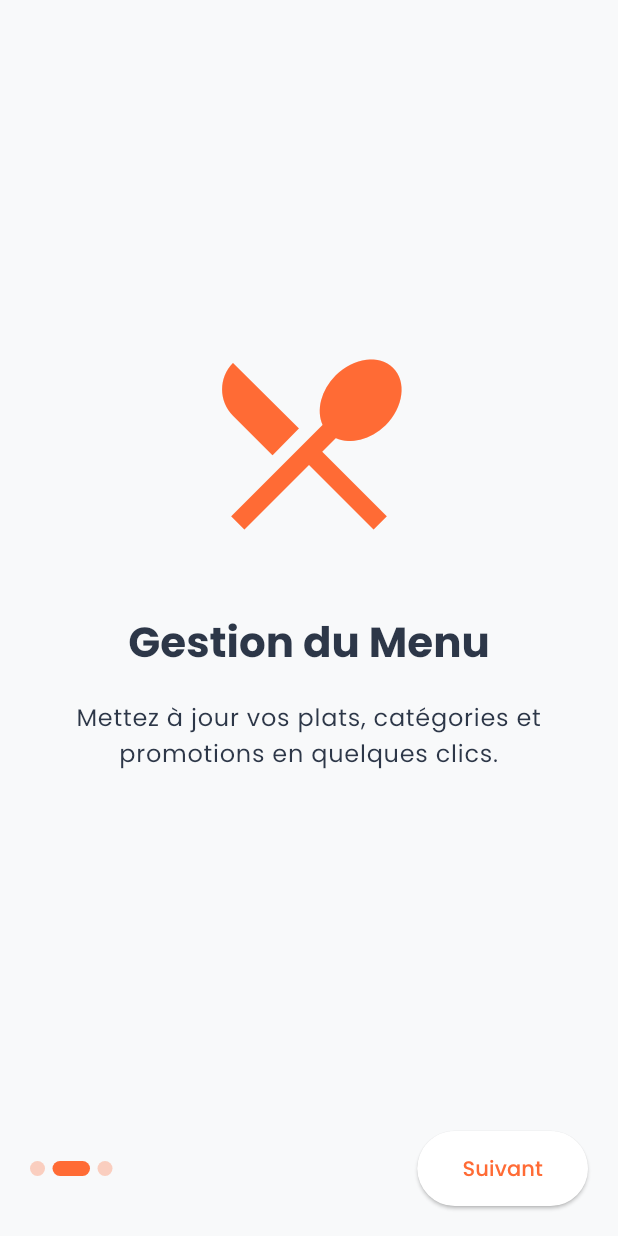
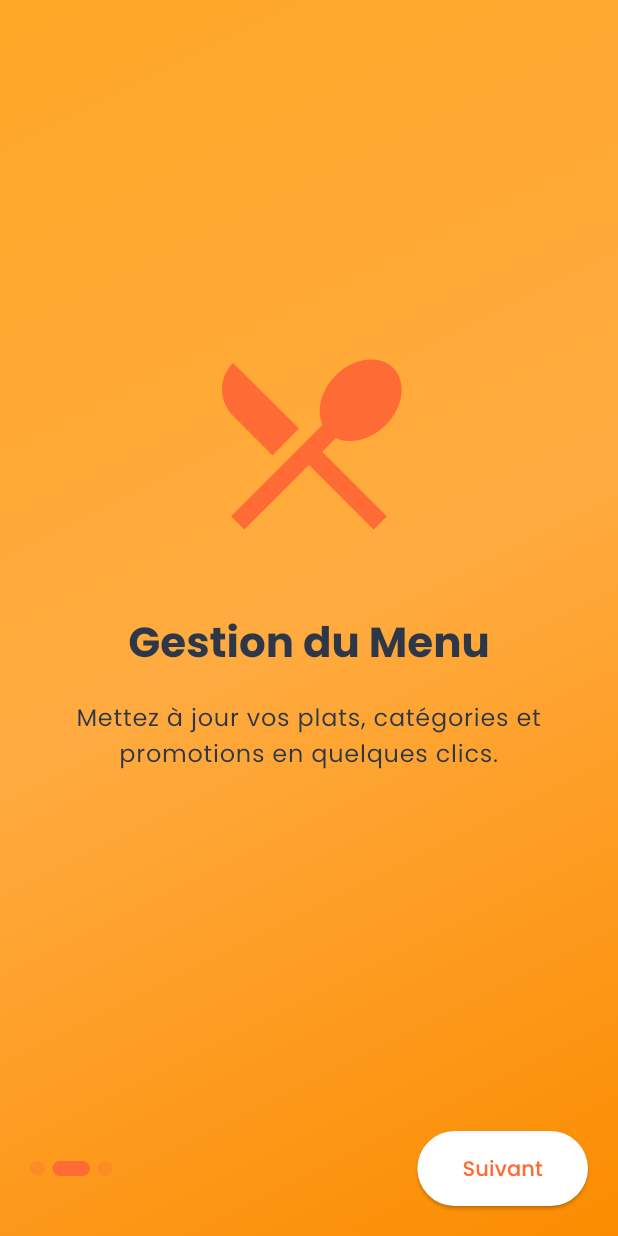
Before and after one commit to MohamedF2001/snacky, a Flutter app: the screen it shows after launch, after a tap on "Suivant", on a phone screen of 412 x 824 dp. Run offline on Flutter 3.47's test engine with Material 3 defaults, Android fonts, the phone set to English and light mode, and no system bars; our stand-ins replace cached_network_image, dio, equatable, file_picker, fl_chart, flutter_riverpod and 8 more; missing offline and left inert: panorama.

Commit message:
ajout de l'onboarding

```diff
--- a/lib/features/onboarding/presentation/views/onboarding_page.dart
+++ b/lib/features/onboarding/presentation/views/onboarding_page.dart
@@ -1,5 +1,7 @@
 import 'package:flutter/material.dart';
 import 'package:go_router/go_router.dart';
+
+import '../../../../const/app_colors.dart';
 
 class OnboardingPage extends StatefulWidget {
   const OnboardingPage({super.key});
@@ -32,8 +34,35 @@ class _OnboardingPageState extends State<OnboardingPage> {
 
   @override
   Widget build(BuildContext context) {
+    final isDark = Theme.of(context).brightness == Brightness.dark;
     return Scaffold(
-      body: SafeArea(
+      backgroundColor: AppColors.appBackground,
+      body: Container(
+        /*decoration: BoxDecoration(
+          color: Colors.amber,
+          borderRadius: BorderRadius.circular(24),
+          boxShadow: [
+            BoxShadow(
+              color: Colors.black.withOpacity(0.2),
+              blurRadius: 30,
+              offset: const Offset(0, 15),
+            ),
+            BoxShadow(
+              color: AppColors.accentOrange.withOpacity(0.15),
+              blurRadius: 20,
+              offset: const Offset(0, 8),
+            ),
+          ],
+        ),*/
+        decoration: BoxDecoration(
+          gradient: LinearGradient(
+            colors: isDark
+                ? [Colors.grey.shade900, Colors.black, Colors.grey.shade800]
+                : [Colors.orange.shade400, Colors.orangeAccent, Colors.orange.shade600],
+            begin: Alignment.topLeft,
+            end: Alignment.bottomRight,
+          ),
+        ),
         child: Column(
           children: [
             Expanded(
@@ -123,6 +152,7 @@ class OnboardingContent extends StatelessWidget {
 
   @override
   Widget build(BuildContext context) {
+    final colorScheme = Theme.of(context).colorScheme;
     return Padding(
       padding: const EdgeInsets.all(40.0),
       child: Column(
--- a/lib/features/splash/presentation/views/splash_page.dart
+++ b/lib/features/splash/presentation/views/splash_page.dart
@@ -42,7 +42,8 @@ class _SplashPageState extends State<SplashPage> with SingleTickerProviderStateM
   @override
   Widget build(BuildContext context) {
     return Scaffold(
-      backgroundColor: Theme.of(context).colorScheme.surface,
+      //backgroundColor: Theme.of(context).colorScheme.surface,
+      backgroundColor: Colors.orangeAccent,
       body: Center(
         child: ScaleTransition(
           scale: _animation.drive(Tween(begin: 0.8, end: 1.2)),
@@ -59,7 +60,7 @@ class _SplashPageState extends State<SplashPage> with SingleTickerProviderStateM
                 'Snacky Admin',
                 style: Theme.of(context).textTheme.headlineMedium?.copyWith(
                       fontWeight: FontWeight.bold,
-                      color: Theme.of(context).colorScheme.primary,
+                      color: Colors.black,
                     ),
               ),
             ],
```
